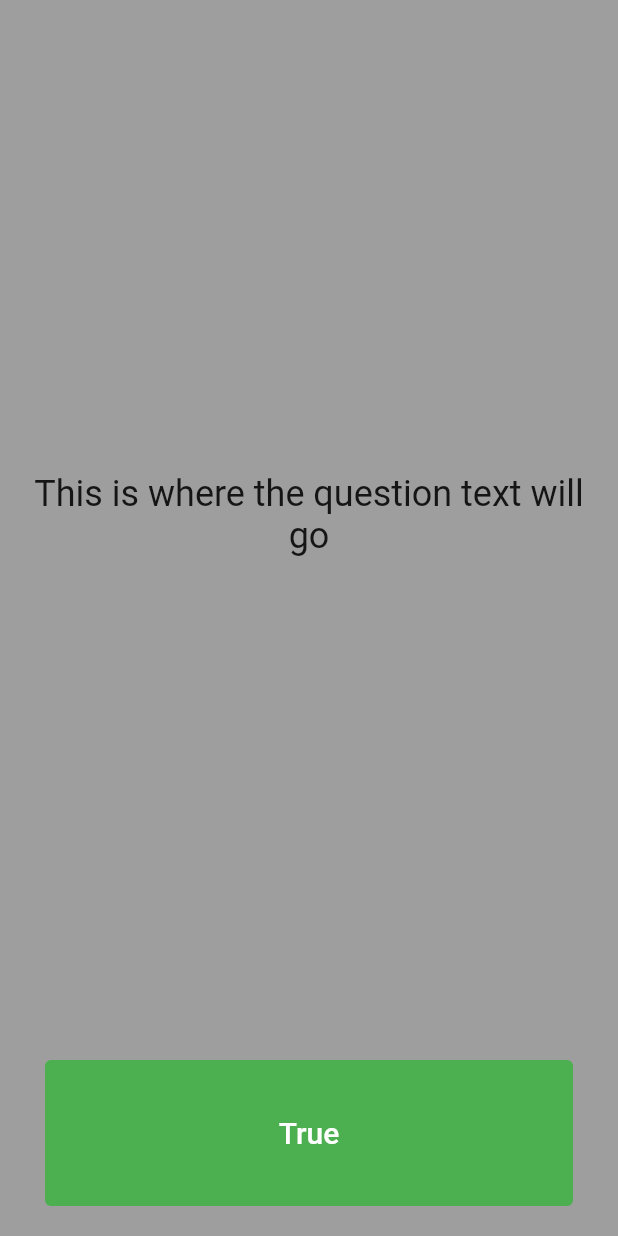
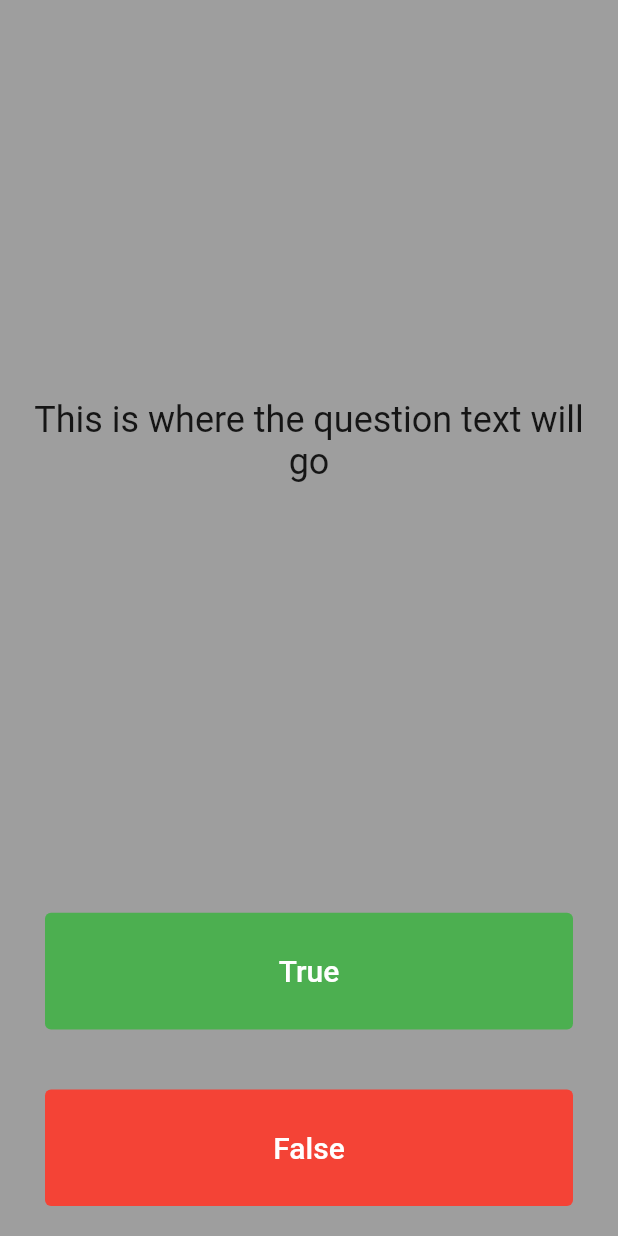
Before and after one commit to vijai-ks/Quizzler, a Flutter app: the screen it shows after launch, on a phone screen of 412 x 824 dp. Run offline on Flutter 3.47's test engine with Material 2 defaults, Android fonts, the phone set to English and light mode, and no system bars.

Commit message:
feat: quizzler-home: Add false button
Signed-off-by: vijai-ks <vijai.ksv@gmail.com>

```diff
--- a/lib/main.dart
+++ b/lib/main.dart
@@ -57,6 +57,24 @@ class _QuizzlerState extends State<Quizzler> {
                     ),
                   ),
                 ),
+                Expanded(
+                  child: Padding(
+                    padding: const EdgeInsets.all(20.0),
+                    child: TextButton(
+                      onPressed: () {},
+                      style: TextButton.styleFrom(
+                        backgroundColor: Colors.red,
+                      ),
+                      child: const Text(
+                        'False',
+                        style: TextStyle(
+                          color: Colors.white,
+                          fontSize: 20,
+                        ),
+                      ),
+                    ),
+                  ),
+                ),
               ],
             ),
           ),
```
